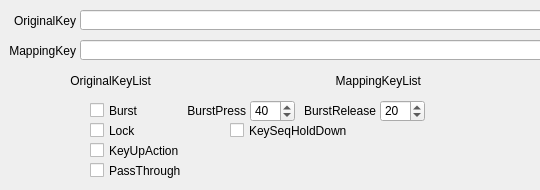
The window that QKeyMapper/qitemsetupdialog.ui (Zalafina/QKeyMapper) describes before a commit, drawn with Qt 5; both pictures show x 0 to 540 and y 0 to 190 of the 820 by 190 pixel window.
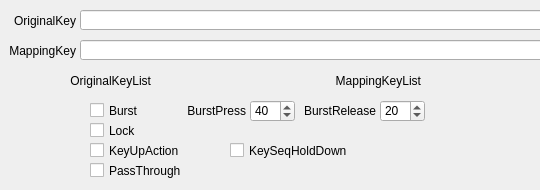
The same window after the commit.

Commit message: Add KeySequenceHoldDown checkbox.

What changed in the file:
```diff
--- a/QKeyMapper/qitemsetupdialog.ui
+++ b/QKeyMapper/qitemsetupdialog.ui
@@ -279,7 +279,7 @@
    <property name="geometry">
     <rect>
      <x>230</x>
-     <y>120</y>
+     <y>140</y>
      <width>141</width>
      <height>21</height>
     </rect>
```
